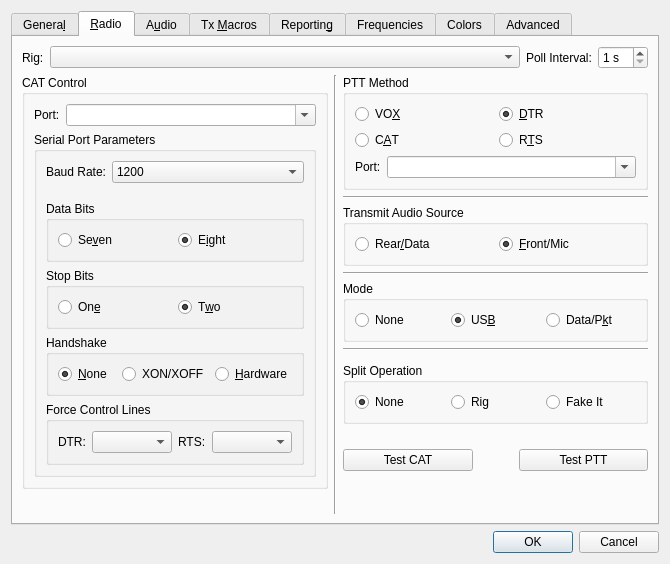
Above: Configuration.ui from saitohirga/WSJT-X before the change. Below: the same form after it.
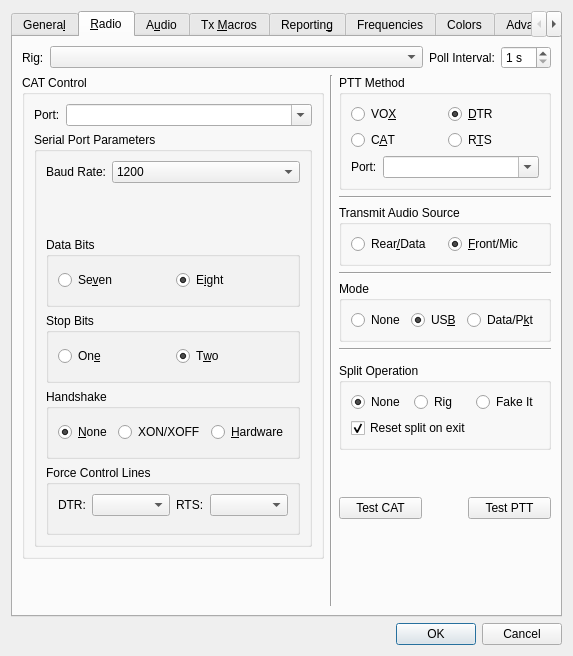
That is the form after the change. The open tabs and pages were chosen to show the change.

Commit message:
Add facility to reset split mode when closing a rig connection
This option defaults to on but may be unchecked in settings.

```diff
--- a/Configuration.ui
+++ b/Configuration.ui
@@ -2,14 +2,6 @@
 <ui version="4.0">
  <class>configuration_dialog</class>
  <widget class="QDialog" name="configuration_dialog">
-  <property name="geometry">
-   <rect>
-    <x>0</x>
-    <y>0</y>
-    <width>670</width>
-    <height>564</height>
-   </rect>
-  </property>
   <property name="windowTitle">
    <string>Settings</string>
   </property>
@@ -1161,6 +1153,19 @@
             </attribute>
            </widget>
           </item>
+          <item row="1" column="0" colspan="3">
+           <widget class="QCheckBox" name="reset_split_check_box">
+            <property name="toolTip">
+             <string>&lt;html&gt;&lt;head/&gt;&lt;body&gt;&lt;p&gt;Reset split on program exit&lt;/p&gt;&lt;/body&gt;&lt;/html&gt;</string>
+            </property>
+            <property name="text">
+             <string>Reset split on exit</string>
+            </property>
+            <property name="checked">
+             <bool>true</bool>
+            </property>
+           </widget>
+          </item>
          </layout>
         </widget>
        </item>
```
Left out of the diff: 8 changed lines with no effect on the pictures. The commit also changes 5 other files.
